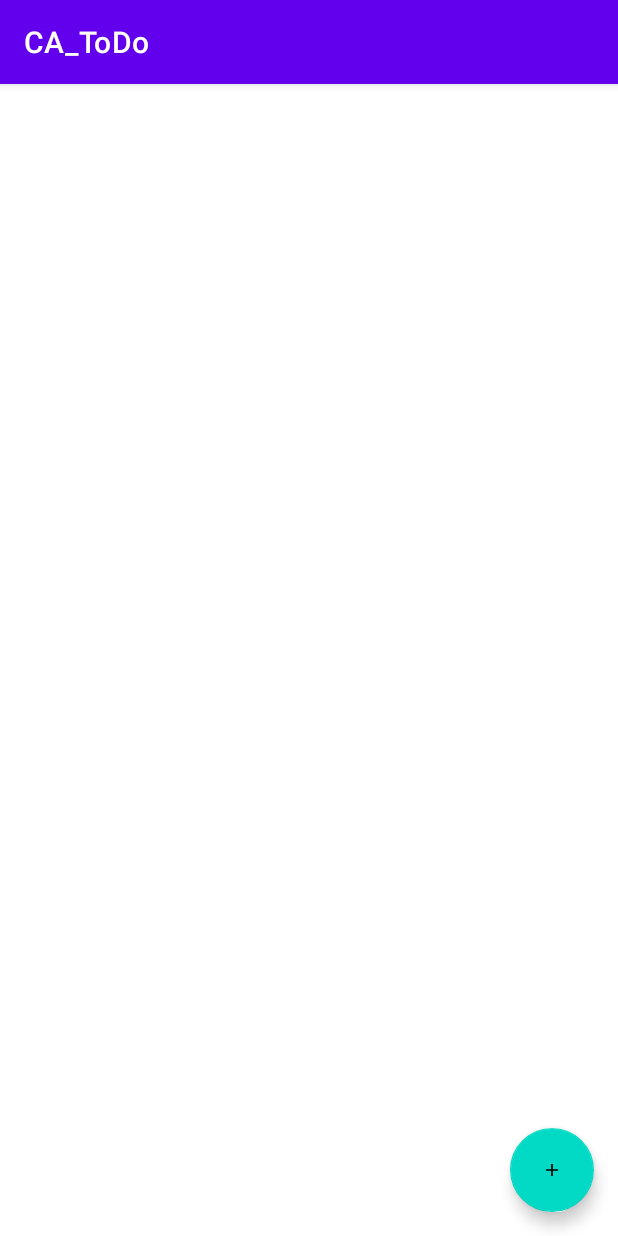
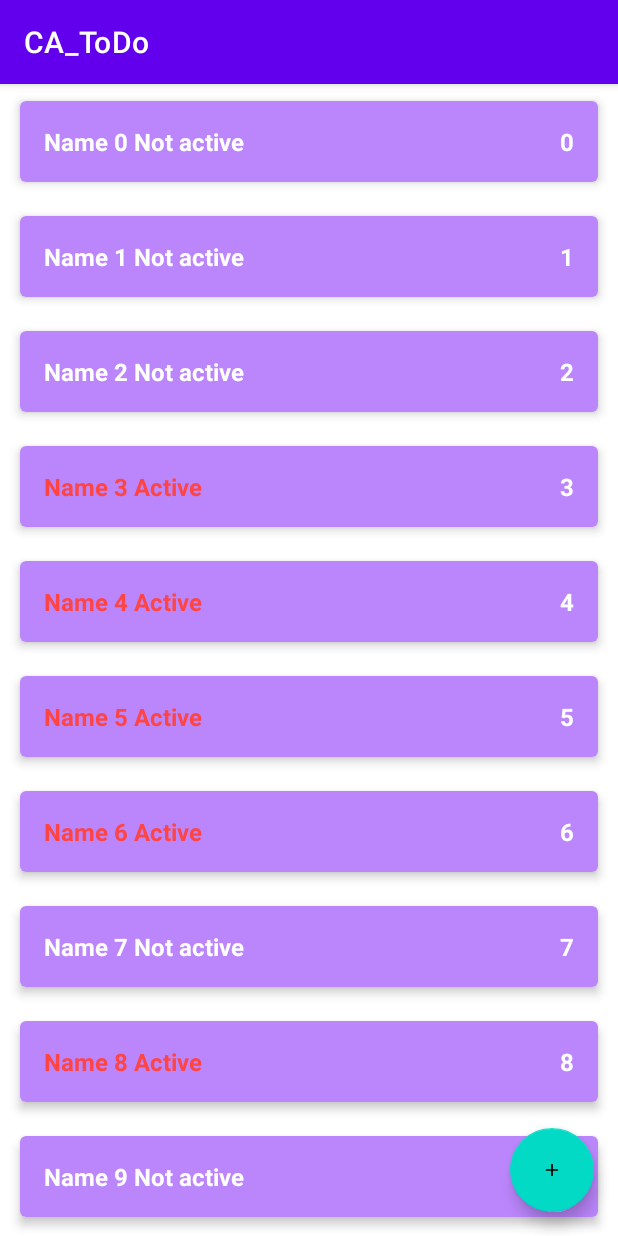
Before and after one commit to Pe4enKaa/CA_ToDo, an Android app: the screen it shows after launch (MainActivity), on a phone screen of 412 x 824 dp. Run offline under Robolectric (Android 15) with nearby library versions, the phone set to English and light mode, and no system bars.

Commit message:
slight changes

```diff
--- a/app/src/main/java/com/example/ca_todo/data/ShopListRepositoryImpl.kt
+++ b/app/src/main/java/com/example/ca_todo/data/ShopListRepositoryImpl.kt
@@ -4,6 +4,7 @@ import androidx.lifecycle.LiveData
 import androidx.lifecycle.MutableLiveData
 import com.example.ca_todo.domain.ShopItem
 import com.example.ca_todo.domain.ShopListRepository
+import kotlin.random.Random
 
 object ShopListRepositoryImpl : ShopListRepository {
 
@@ -13,8 +14,8 @@ object ShopListRepositoryImpl : ShopListRepository {
     private var autoIncrementedId = 0
 
     init {
-        for( i in 0 until 10) {
-            val item = ShopItem("Name $i", i, true)
+        for( i in 0 until 100) {
+            val item = ShopItem("Name $i", i, Random.nextBoolean())
             addShopItem(item)
         }
     }
--- a/app/src/main/java/com/example/ca_todo/presentation/MainActivity.kt
+++ b/app/src/main/java/com/example/ca_todo/presentation/MainActivity.kt
@@ -6,6 +6,7 @@ import android.view.LayoutInflater
 import android.widget.LinearLayout
 import android.widget.TextView
 import androidx.lifecycle.ViewModelProvider
+import androidx.recyclerview.widget.RecyclerView
 import com.example.ca_todo.R
 import com.example.ca_todo.domain.ShopItem
 
@@ -13,15 +14,24 @@ class MainActivity : AppCompatActivity() {
 
     private lateinit var viewModel: MainViewModel
 
+    private lateinit var adapter: ShopListAdapter
+
     override fun onCreate(savedInstanceState: Bundle?) {
         super.onCreate(savedInstanceState)
         setContentView(R.layout.activity_main)
+        setupRecyclerView()
 
         viewModel = ViewModelProvider(this).get(MainViewModel::class.java)
 
         viewModel.shopList.observe(this) {
-
+            adapter.shopList = it
         }
     }
 
+    private fun setupRecyclerView() {
+        val rvShopList = findViewById<RecyclerView>(R.id.rv_shop_list)
+
+        adapter = ShopListAdapter()
+        rvShopList.adapter = adapter
+    }
 }
--- a/app/src/main/java/com/example/ca_todo/presentation/ShopListAdapter.kt
+++ b/app/src/main/java/com/example/ca_todo/presentation/ShopListAdapter.kt
@@ -1,9 +1,11 @@
 package com.example.ca_todo.presentation
 
+import android.content.Context
 import android.view.LayoutInflater
 import android.view.View
 import android.view.ViewGroup
 import android.widget.TextView
+import androidx.core.content.ContextCompat
 import androidx.recyclerview.widget.RecyclerView
 import com.example.ca_todo.R
 import com.example.ca_todo.domain.ShopItem
@@ -11,9 +13,14 @@ import com.example.ca_todo.domain.ShopItem
 class ShopListAdapter : RecyclerView.Adapter<ShopListAdapter.ShopItemViewHolder>() {
 
     var shopList = listOf<ShopItem>()
+        set(value) {
+            field = value
+            notifyDataSetChanged()
+        }
 
     override fun onCreateViewHolder(parent: ViewGroup, viewType: Int): ShopItemViewHolder {
-        val view = LayoutInflater.from(parent.context).inflate(R.layout.item_shop_disabled,
+        val view = LayoutInflater.from(parent.context).inflate(
+                R.layout.item_shop_enabled,
                 parent,
                 false)
         return ShopItemViewHolder(view)
@@ -22,9 +29,21 @@ class ShopListAdapter : RecyclerView.Adapter<ShopListAdapter.ShopItemViewHolder>
     override fun onBindViewHolder(viewHolder: ShopItemViewHolder, position: Int) {
         val shopItem = shopList[position]
 
-        viewHolder.tvName.text = shopItem.name
+        val status = if (shopItem.enabled) {
+            "Active"
+        } else {
+            "Not active"
+        }
+
+        viewHolder.tvName.text = "${shopItem.name} $status"
         viewHolder.tvCount.text = shopItem.count.toString()
-        viewHolder.view
+        viewHolder.itemView.setOnLongClickListener {
+            true
+        }
+        if (shopItem.enabled) {
+            viewHolder.tvName.setTextColor(ContextCompat.getColor(viewHolder.itemView.context,
+                    android.R.color.holo_red_light))
+        }
 
     }
 
@@ -32,8 +51,12 @@ class ShopListAdapter : RecyclerView.Adapter<ShopListAdapter.ShopItemViewHolder>
         return shopList.size
     }
 
+    override fun getItemViewType(position: Int): Int {
+        return position
+    }
+
     class ShopItemViewHolder(view: View) : RecyclerView.ViewHolder(view) {
-        val tvName = findViewById<TextView>(R.id.tv_name)
-        val tvCount = findViewById<TextView>(R.id.tv_count)
+        val tvName: TextView = view.findViewById(R.id.tv_name)
+        val tvCount: TextView = view.findViewById(R.id.tv_count)
     }
 }
```
